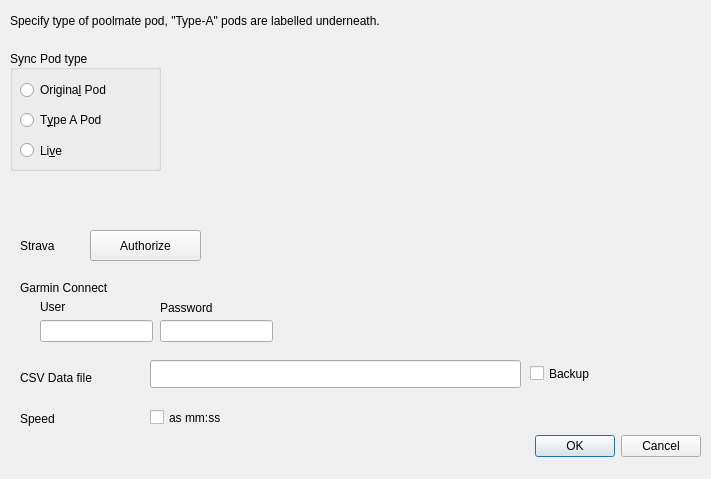
First picture: the form in ui/config.ui, repository ihewitt/poolviewer, before the edit.
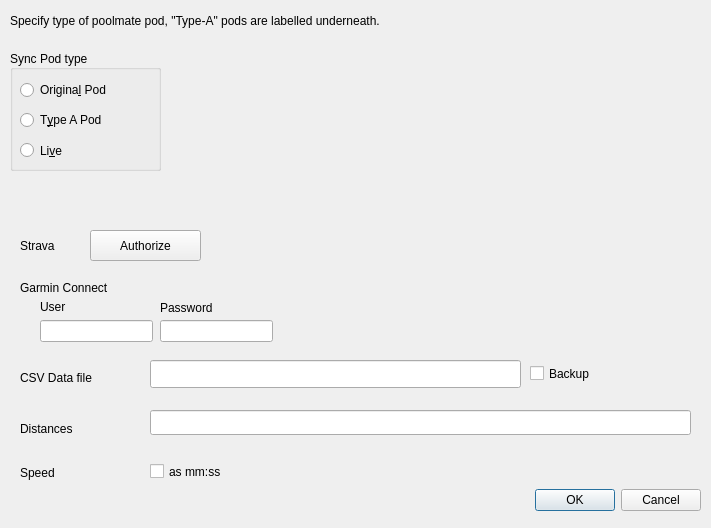
Second picture: the form after the edit. Icons and pictures are not drawn.

Commit message: Add configuration option to let the user select the distances to display in the analysis.

What changed in the file:
```diff
--- a/ui/config.ui
+++ b/ui/config.ui
@@ -7,7 +7,7 @@
     <x>0</x>
     <y>0</y>
     <width>711</width>
-    <height>479</height>
+    <height>528</height>
    </rect>
   </property>
   <property name="sizePolicy">
@@ -19,13 +19,13 @@
   <property name="minimumSize">
    <size>
     <width>711</width>
-    <height>479</height>
+    <height>528</height>
    </size>
   </property>
   <property name="maximumSize">
    <size>
     <width>711</width>
-    <height>479</height>
+    <height>528</height>
    </size>
   </property>
   <property name="windowTitle">
@@ -35,7 +35,7 @@
    <property name="geometry">
     <rect>
      <x>360</x>
-     <y>430</y>
+     <y>484</y>
      <width>341</width>
      <height>32</height>
     </rect>
@@ -326,7 +326,7 @@
    <property name="geometry">
     <rect>
      <x>20</x>
-     <y>410</y>
+     <y>464</y>
      <width>81</width>
      <height>17</height>
     </rect>
@@ -339,7 +339,7 @@
    <property name="geometry">
     <rect>
      <x>150</x>
-     <y>406</y>
+     <y>460</y>
      <width>92</width>
      <height>23</height>
     </rect>
@@ -348,6 +348,29 @@
     <string>as mm:ss</string>
    </property>
   </widget>
+  <widget class="QLabel" name="label_8">
+   <property name="geometry">
+    <rect>
+     <x>20</x>
+     <y>420</y>
+     <width>101</width>
+     <height>17</height>
+    </rect>
+   </property>
+   <property name="text">
+    <string>Distances</string>
+   </property>
+  </widget>
+  <widget class="QLineEdit" name="distances">
+   <property name="geometry">
+    <rect>
+     <x>150</x>
+     <y>410</y>
+     <width>541</width>
+     <height>25</height>
+    </rect>
+   </property>
+  </widget>
  </widget>
  <tabstops>
   <tabstop>podOriginal</tabstop>
```
The commit also changes 9 other files.
